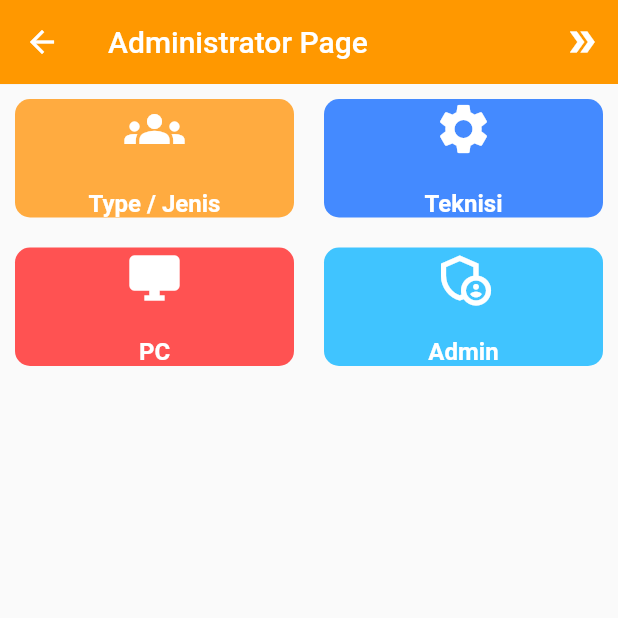
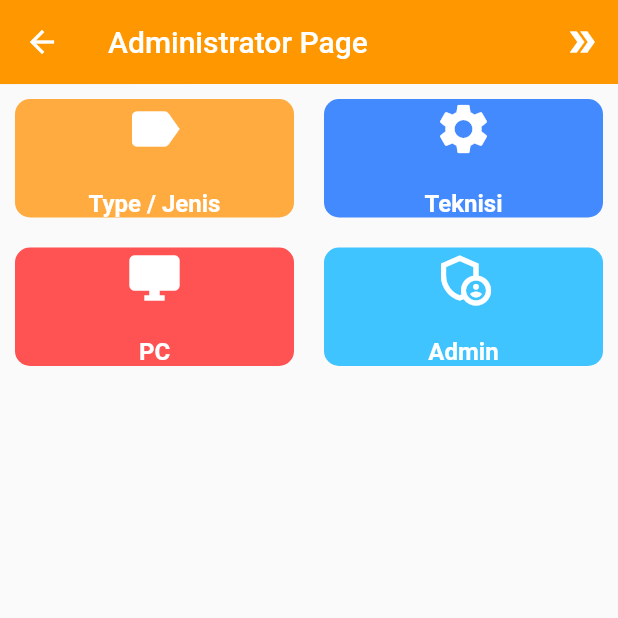
Before and after one commit to Abu-Dzar-Hanif/helpdesk_apps, a Flutter app: the AdminPage screen opened directly with empty values, on a phone screen of 412 x 824 dp, the top half of it. Run offline on Flutter 3.47's test engine with Material 2 defaults, Android fonts, the phone set to English and light mode, and no system bars; our stand-ins replace shared_preferences; missing offline and left inert: autocomplete_textfield_ns; accounts and stored records are empty.

Commit message:
update icon jenis

```diff
--- a/lib/view/AdminPage.dart
+++ b/lib/view/AdminPage.dart
@@ -63,7 +63,7 @@ class _AdminPageState extends State<AdminPage> {
                           mainAxisAlignment: MainAxisAlignment.center,
                           children: <Widget>[
                             Icon(
-                              Icons.groups,
+                              Icons.label,
                               size: 40.0,
                               color: Colors.white,
                             ),
```
